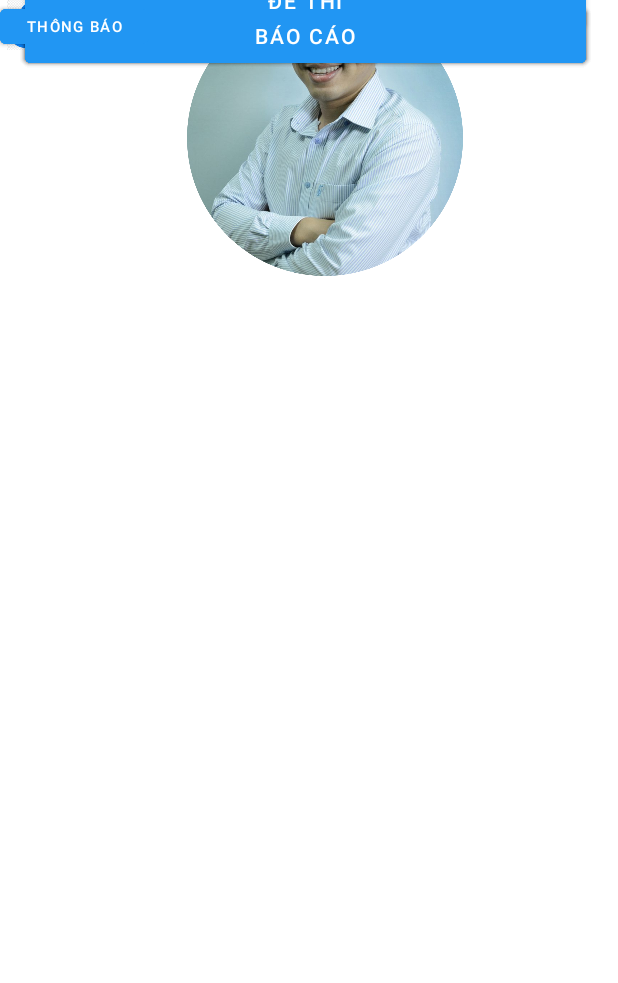
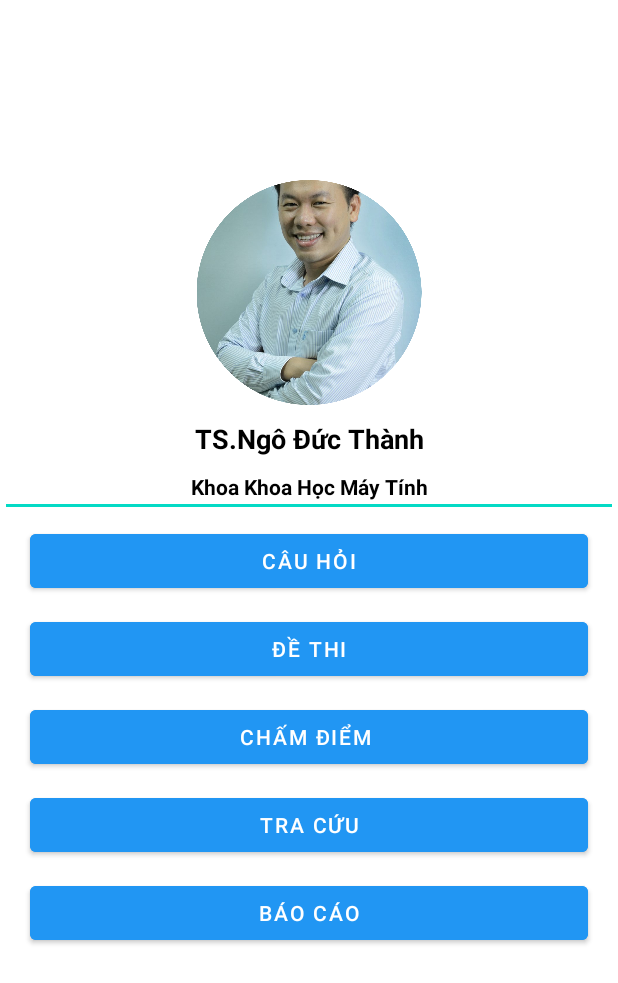
Before and after one commit to OnionSm/SE104_CNPM, an Android app: the layout activity_main_screen.xml on its own in the app's theme, with its tools: preview values and no code run, on a phone screen of 412 x 824 dp. Shown: the top 983 px of the screen. Run offline under Robolectric (Android 15) with nearby library versions, the phone set to English and light mode, and no system bars.

Commit message:
update layout

```diff
--- a/app/src/main/res/layout/activity_main_screen.xml
+++ b/app/src/main/res/layout/activity_main_screen.xml
@@ -2,181 +2,108 @@
 <androidx.constraintlayout.widget.ConstraintLayout xmlns:android="http://schemas.android.com/apk/res/android"
     xmlns:app="http://schemas.android.com/apk/res-auto"
     xmlns:tools="http://schemas.android.com/tools"
-    android:id="@+id/main"
     android:layout_width="match_parent"
     android:layout_height="match_parent"
     tools:context=".MainScreen">
 
-    <Button
-        android:id="@+id/main_screen_button_cau_hoi"
-        android:layout_width="374dp"
-        android:layout_height="48dp"
-        android:backgroundTint="#2196F3"
-        android:text="Đề Thi"
-        app:layout_constraintBottom_toTopOf="@+id/main_screen_button_cham_diem"
+    <LinearLayout
+        android:id="@+id/linearLayout"
+        android:layout_width="0dp"
+        android:layout_height="0dp"
+        android:orientation="vertical"
+        app:layout_constraintBottom_toBottomOf="parent"
         app:layout_constraintEnd_toEndOf="parent"
-        app:layout_constraintHorizontal_bias="0.432"
         app:layout_constraintStart_toStartOf="parent"
-        app:layout_constraintTop_toBottomOf="@+id/main_screen_button_cau_hoi"
-        app:layout_constraintVertical_bias="0.5"
-        tools:ignore="HardcodedText,MissingConstraints,NotSibling,TextContrastCheck,VisualLintButtonSize" />
+        app:layout_constraintTop_toTopOf="parent">
 
-    <Button
-        android:id="@+id/main_screen_button_trang_chu"
-        android:layout_width="99dp"
-        android:layout_height="35dp"
-        android:backgroundTint="#2196F3"
-        android:text="Trang Chủ"
-        android:textSize="10sp"
-        app:layout_constraintEnd_toEndOf="parent"
-        app:layout_constraintHorizontal_bias="0.5"
-        app:layout_constraintStart_toStartOf="parent"
-        tools:ignore="HardcodedText,MissingConstraints,SmallSp,TextContrastCheck,TouchTargetSizeCheck,VisualLintOverlap,VisualLintBounds"
-        tools:layout_editor_absoluteY="691dp" />
 
-    <Button
-        android:id="@+id/main_screen_button_ho_so"
-        android:layout_width="99dp"
-        android:layout_height="35dp"
-        android:backgroundTint="#2196F3"
-        android:text="Hồ Sơ"
-        android:textSize="10sp"
-        tools:ignore="DuplicateIds,HardcodedText,MissingConstraints,SmallSp,TextContrastCheck,TouchTargetSizeCheck,VisualLintBounds"
-        tools:layout_editor_absoluteX="291dp"
-        tools:layout_editor_absoluteY="691dp" />
+        <ImageView
+            android:id="@+id/main_screen_image_user"
+            android:layout_width="match_parent"
+            android:layout_height="150dp"
+            android:layout_marginTop="120dp"
+            android:layout_marginBottom="10dp"
+            app:srcCompat="@drawable/ellipse_742"/>
+
+        <TextView
+            android:id="@+id/main_screen_text_ten"
+            android:layout_width="match_parent"
+            android:layout_height="wrap_content"
+            android:gravity="center"
+            android:text="TS.Ngô Đức Thành"
+            android:textColor="#000000"
+            android:textSize="18sp"
+            android:textStyle="bold" />
+
+        <EditText
+            android:id="@+id/main_screen_text_khoa"
+            android:layout_width="match_parent"
+            android:layout_height="wrap_content"
+            android:gravity="center"
+            android:text="Khoa Khoa Học Máy Tính"
+            android:textStyle="bold"
+            android:textColor="#000000"
+            android:textSize="14sp" />
 
         <Button
             android:id="@+id/main_screen_button_de_thi"
-        android:layout_width="374dp"
-        android:layout_height="48dp"
+            android:layout_width="match_parent"
+            android:layout_height="wrap_content"
             android:backgroundTint="#2196F3"
-        android:text="Câu Hỏi"
-        app:layout_constraintEnd_toEndOf="parent"
-        app:layout_constraintHorizontal_bias="0.432"
-        app:layout_constraintStart_toStartOf="parent"
-        tools:ignore="HardcodedText,MissingConstraints,VisualLintButtonSize,TextContrastCheck"
-        tools:layout_editor_absoluteY="341dp" />
-
+            android:layout_marginLeft="20dp"
+            android:layout_marginRight="20dp"
+            android:layout_marginTop="5dp"
+            android:layout_marginBottom="5dp"
+            android:text="Câu Hỏi" />
+        <Button
+            android:id="@+id/main_screen_button_cau_hoi"
+            android:layout_width="match_parent"
+            android:layout_height="wrap_content"
+            android:backgroundTint="#2196F3"
+            android:layout_marginLeft="20dp"
+            android:layout_marginRight="20dp"
+            android:layout_marginTop="5dp"
+            android:layout_marginBottom="5dp"
+            android:text="Đề Thi"/>
+        <Button
+            android:id="@+id/main_screen_button_cham_diem"
+            android:layout_width="match_parent"
+            android:layout_height="wrap_content"
+            android:backgroundTint="#2196F3"
+            android:layout_marginLeft="20dp"
+            android:layout_marginRight="20dp"
+            android:layout_marginTop="5dp"
+            android:layout_marginBottom="5dp"
+            android:text="Chấm Điểm "/>
         <Button
             android:id="@+id/main_screen_button_tra_cuu"
-        android:layout_width="374dp"
-        android:layout_height="48dp"
+            android:layout_width="match_parent"
+            android:layout_height="wrap_content"
             android:backgroundTint="#2196F3"
-        android:text="Tra Cứu"
-        app:layout_constraintEnd_toEndOf="parent"
-        app:layout_constraintHorizontal_bias="0.432"
-        app:layout_constraintStart_toStartOf="parent"
-        tools:ignore="HardcodedText,MissingConstraints,VisualLintButtonSize,TextContrastCheck"
-        tools:layout_editor_absoluteY="522dp" />
-
-    <Button
-        android:id="@+id/main_screen_button_cham_diem"
-        android:layout_width="374dp"
-        android:layout_height="48dp"
-        android:backgroundTint="#2196F3"
-        android:text="Chấm Điểm "
-        android:textAlignment="center"
-        app:layout_constraintEnd_toEndOf="parent"
-        app:layout_constraintHorizontal_bias="0.432"
-        app:layout_constraintStart_toStartOf="parent"
-        tools:ignore="HardcodedText,MissingConstraints,VisualLintButtonSize,TextContrastCheck"
-        tools:layout_editor_absoluteY="459dp" />
-
+            android:layout_marginLeft="20dp"
+            android:layout_marginRight="20dp"
+            android:layout_marginTop="5dp"
+            android:layout_marginBottom="5dp"
+            android:text="Tra Cứu"/>
         <Button
             android:id="@+id/main_screen_button_bao_cao"
-        android:layout_width="374dp"
-        android:layout_height="48dp"
+            android:layout_width="match_parent"
+            android:layout_height="wrap_content"
             android:backgroundTint="#2196F3"
-        android:text="Báo Cáo"
-        app:layout_constraintEnd_toEndOf="parent"
-        app:layout_constraintHorizontal_bias="0.432"
-        app:layout_constraintStart_toStartOf="parent"
-        tools:ignore="HardcodedText,MissingConstraints,VisualLintButtonSize,TextContrastCheck"
-        tools:layout_editor_absoluteY="585dp" />
+            android:layout_marginLeft="20dp"
+            android:layout_marginRight="20dp"
+            android:layout_marginTop="5dp"
+            android:layout_marginBottom="5dp"
+            android:text="Báo Cáo"/>
 
-    <TextView
-        android:id="@+id/main_screen_text_ten"
-        android:layout_width="121dp"
-        android:layout_height="39dp"
-        android:gravity="center"
-        android:text="TS.Ngô Đức Thành"
-        app:layout_constraintEnd_toEndOf="parent"
-        app:layout_constraintStart_toStartOf="parent"
-        tools:ignore="HardcodedText,MissingConstraints,TextSizeCheck"
-        tools:layout_editor_absoluteY="246dp" />
-
-    <androidx.constraintlayout.widget.Guideline
-        android:id="@+id/guideline"
-        android:layout_width="wrap_content"
+        <LinearLayout
+            android:layout_width="match_parent"
             android:layout_height="wrap_content"
-        android:orientation="horizontal"
-        app:layout_constraintGuide_begin="-3dp"
-        tools:ignore="VisualLintBounds" />
-
-    <EditText
-        android:id="@+id/main_screen_text_khoa"
-        android:layout_width="wrap_content"
-        android:layout_height="wrap_content"
-        android:ems="10"
-        android:gravity="center"
-        android:inputType="text"
-        android:text="Khoa Khoa Học Máy Tính"
-        app:layout_constraintEnd_toEndOf="parent"
-        app:layout_constraintHorizontal_bias="0.527"
-        app:layout_constraintStart_toStartOf="parent"
-        tools:ignore="Autofill,HardcodedText,LabelFor,MissingConstraints,TouchTargetSizeCheck"
-        tools:layout_editor_absoluteY="276dp" />
-
-    <ImageView
-        android:id="@+id/main_screen_image_user"
-        android:layout_width="220dp"
-        android:layout_height="184dp"
-        app:layout_constraintEnd_toEndOf="parent"
-        app:layout_constraintHorizontal_bias="0.554"
-        app:layout_constraintStart_toStartOf="parent"
-        app:srcCompat="@drawable/ellipse_742"
-        tools:ignore="ContentDescription,ImageContrastCheck,MissingConstraints"
-        tools:layout_editor_absoluteY="48dp" />
-
-    <Button
-        android:id="@+id/main_screen_button_thong_bao"
-        android:layout_width="99dp"
-        android:layout_height="35dp"
-        android:backgroundTint="#2196F3"
-        android:text="Thông Báo"
-        android:textSize="10sp"
-        tools:ignore="DuplicateIds,HardcodedText,MissingConstraints,SmallSp,TextContrastCheck,TouchTargetSizeCheck,VisualLintBounds"
-        tools:layout_editor_absoluteX="16dp"
-        tools:layout_editor_absoluteY="691dp" />
-
-    <ImageView
-        android:id="@+id/main_screen_image_home"
-        android:layout_width="43dp"
-        android:layout_height="33dp"
-        app:layout_constraintEnd_toEndOf="parent"
-        app:layout_constraintHorizontal_bias="0.5"
-        app:layout_constraintStart_toStartOf="parent"
-        app:srcCompat="@drawable/homee"
-        tools:ignore="ContentDescription,ImageContrastCheck,MissingConstraints"
-        tools:layout_editor_absoluteY="658dp" />
-
-    <ImageView
-        android:id="@+id/main_screen_image_bell"
-        android:layout_width="43dp"
-        android:layout_height="33dp"
-        app:srcCompat="@drawable/bel"
-        tools:ignore="ContentDescription,MissingConstraints"
-        tools:layout_editor_absoluteX="43dp"
-        tools:layout_editor_absoluteY="658dp" />
-
-    <ImageView
-        android:id="@+id/main_screen_image_icon_user"
-        android:layout_width="43dp"
-        android:layout_height="33dp"
-        app:srcCompat="@drawable/us"
-        tools:ignore="ContentDescription,MissingConstraints"
-        tools:layout_editor_absoluteX="323dp"
-        tools:layout_editor_absoluteY="658dp" />
+            android:orientation="horizontal">
 
 
+        </LinearLayout>
+
+    </LinearLayout>
+
 </androidx.constraintlayout.widget.ConstraintLayout>
```
Lines whose indentation alone changed are shown as unchanged.
